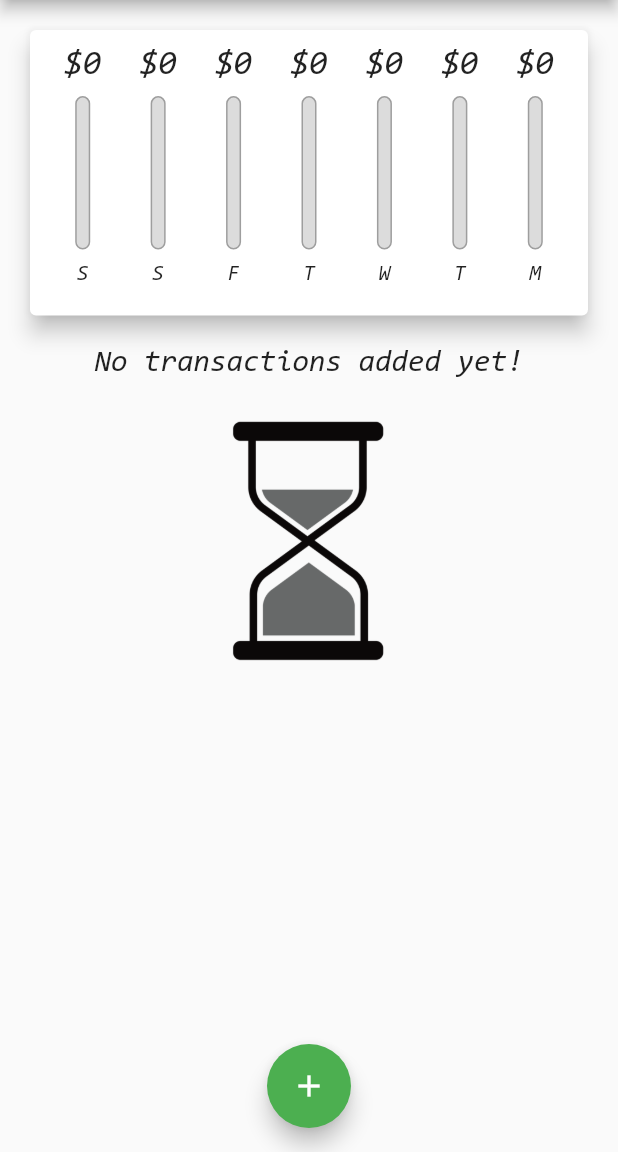
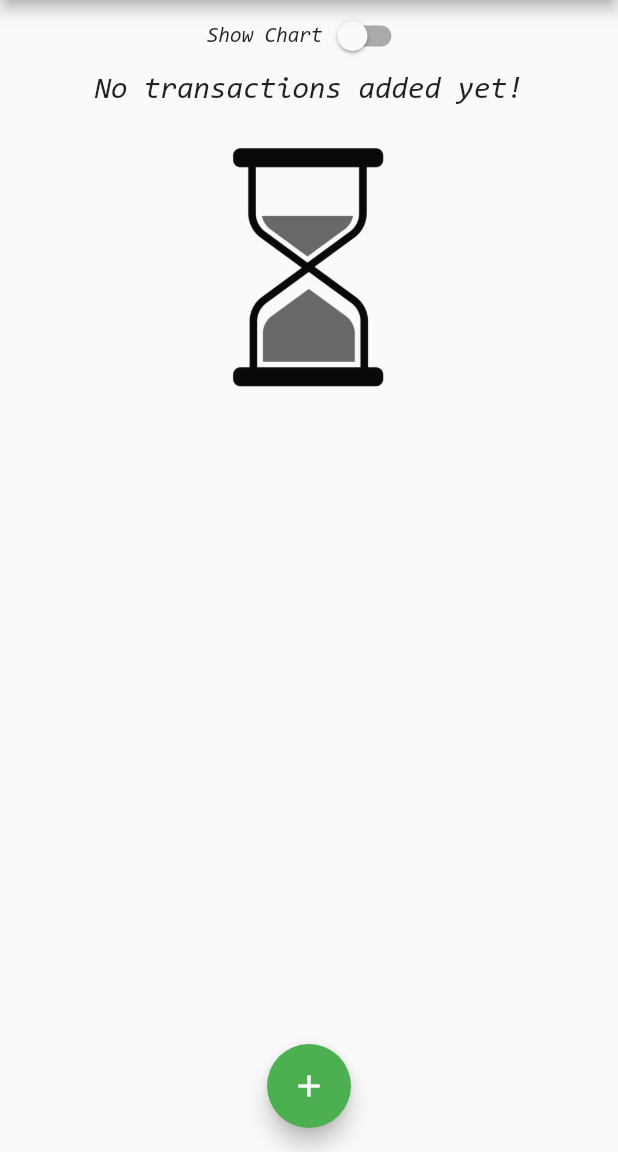
Before and after one commit to alex-pythonista/expense-manager-mobile-app, a Flutter app: the screen it shows after launch, on a phone screen of 412 x 824 dp, the part 84-1236 px from its top. Run offline on Flutter 3.47's test engine with Material 2 defaults, Android fonts, the phone set to English and light mode, and no system bars.

Commit message:
added _showChard switch

```diff
--- a/lib/main.dart
+++ b/lib/main.dart
@@ -1,12 +1,12 @@
 import 'package:flutter/material.dart';
-import 'package:flutter/services.dart';
+// import 'package:flutter/services.dart';
 import './widgets/new_transaction.dart';
 import './widgets/transaction_list.dart';
 import './widgets/chart.dart';
 import './models/transaction.dart';
 
 void main() {
-  WidgetsFlutterBinding.ensureInitialized();
+  // WidgetsFlutterBinding.ensureInitialized();
   // SystemChrome.setPreferredOrientations([
   //   DeviceOrientation.portraitUp,
   //   DeviceOrientation.portraitDown,
@@ -110,33 +110,35 @@ class _HomePageState extends State<HomePage> {
         child: Column(
           crossAxisAlignment: CrossAxisAlignment.stretch,
           children: <Widget>[
-            // Row(
-            //   mainAxisAlignment: MainAxisAlignment.center,
-            //   children: [
-            //     Text("Show Chart"),
-            //     Switch(
-            //       value: true,
-            //       onChanged: (val) {
-            //         setState(() {
-            //           _showChart = val;
-            //         });
-            //       },
-            //     ),
-            //   ],
-            // ),
-            Container(
+            Row(
+              mainAxisAlignment: MainAxisAlignment.center,
+              children: [
+                Text("Show Chart"),
+                Switch(
+                  value: _showChart,
+                  onChanged: (val) {
+                    setState(() {
+                      _showChart = val;
+                    });
+                  },
+                ),
+              ],
+            ),
+            _showChart
+                ? Container(
                     height: (MediaQuery.of(context).size.height -
                             appBar.preferredSize.height -
                             MediaQuery.of(context).padding.top) *
                         0.3,
                     child: Chart(_recentTransactions),
-            ),
-            Container(
+                  )
+                : Container(
                     height: (MediaQuery.of(context).size.height -
                             appBar.preferredSize.height -
                             MediaQuery.of(context).padding.top) *
                         0.7,
-                child: TransactionList(_userTransactions, _deleteTransaction)),
+                    child:
+                        TransactionList(_userTransactions, _deleteTransaction)),
           ],
         ),
       ),
```
Lines whose indentation alone changed are shown as unchanged.
